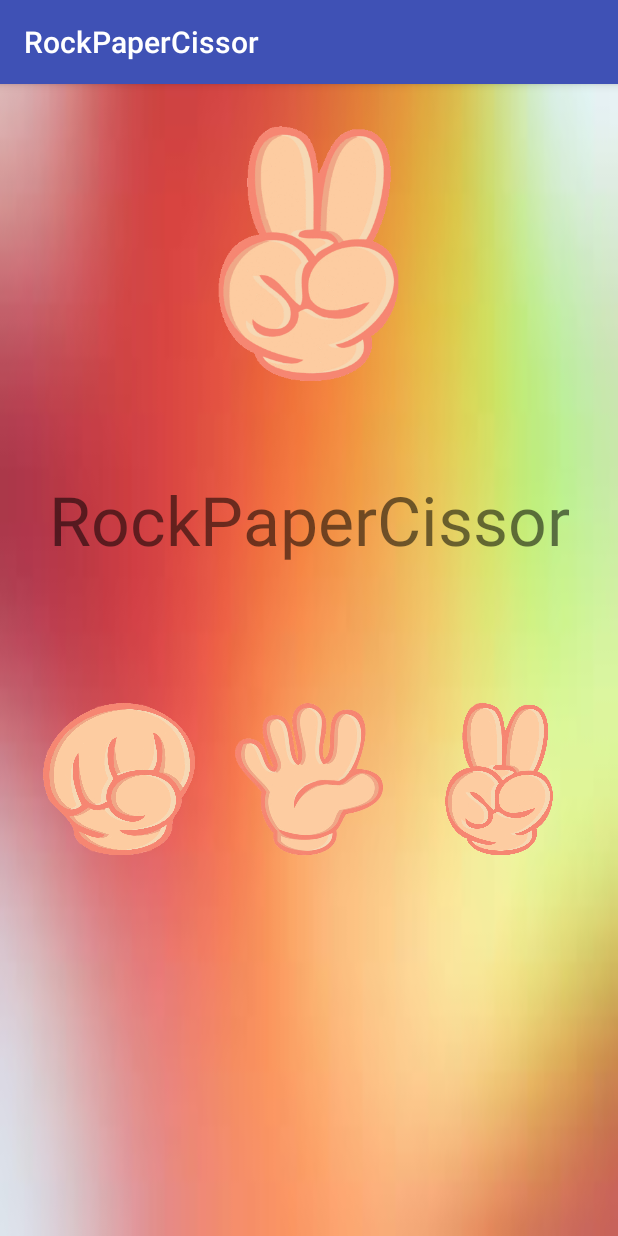
After one commit to ThusharaUC/RockPaperCissor, an Android app: the Play_game screen opened directly, with no data from a screen before it, on a phone screen of 412 x 824 dp. The commit adds this screen. Run offline under Robolectric (Android 15) with nearby library versions, the phone set to English and light mode, and no system bars.

Commit message:
main_screen

```diff
--- a/app/src/main/AndroidManifest.xml
+++ b/app/src/main/AndroidManifest.xml
@@ -18,6 +18,7 @@
                 <category android:name="android.intent.category.LAUNCHER" />
             </intent-filter>
         </activity>
+        <activity android:name=".Play_game"></activity>
     </application>
 
 </manifest>
--- /dev/null
+++ b/app/src/main/java/com/example/thushara/rockpapercissor/Play_game.java
@@ -0,0 +1,13 @@
+package com.example.thushara.rockpapercissor;
+
+import android.support.v7.app.AppCompatActivity;
+import android.os.Bundle;
+
+public class Play_game extends AppCompatActivity {
+
+    @Override
+    protected void onCreate(Bundle savedInstanceState) {
+        super.onCreate(savedInstanceState);
+        setContentView(R.layout.activity_play_game);
+    }
+}
--- /dev/null
+++ b/app/src/main/res/layout/activity_play_game.xml
@@ -0,0 +1,58 @@
+<?xml version="1.0" encoding="utf-8"?>
+<LinearLayout xmlns:android="http://schemas.android.com/apk/res/android"
+    xmlns:app="http://schemas.android.com/apk/res-auto"
+    xmlns:tools="http://schemas.android.com/tools"
+    android:orientation="vertical"
+    android:layout_width="match_parent"
+    android:layout_height="match_parent"
+    android:paddingBottom="@dimen/activity_vertical_margin"
+    android:paddingLeft="@dimen/activity_horizontal_margin"
+    android:paddingRight="@dimen/activity_horizontal_margin"
+    android:paddingTop="@dimen/activity_vertical_margin"
+    app:layout_behavior="@string/appbar_scrolling_view_behavior"
+    tools:context="com.example.thushara.rockpapercissor.MainActivity"
+    android:background="@drawable/screen">
+
+    <ImageView
+        android:layout_width="198dp"
+        android:layout_height="194dp"
+        android:orientation="horizontal"
+        android:layout_gravity="center"
+        android:layout_marginBottom="50dp"
+        android:src="@drawable/gif" />
+    <TextView
+        android:layout_width="match_parent"
+        android:layout_height="88dp"
+        android:layout_marginBottom="50dp"
+        android:textSize="45dp"
+        android:text="@string/app_name"
+        android:textAlignment="center"
+        />
+    <LinearLayout
+        android:layout_width="wrap_content"
+        android:layout_height="wrap_content"
+        android:orientation="horizontal"
+
+        >
+        <ImageView
+            android:layout_width="match_parent"
+            android:layout_height="120dp"
+            android:src="@drawable/rock"
+            android:layout_margin="5dp"
+            android:layout_weight="1"/>
+        <ImageView
+            android:layout_width="match_parent"
+            android:layout_height="120dp"
+            android:src="@drawable/paper"
+            android:layout_margin="5dp"
+            android:layout_weight="1"/>
+        <ImageView
+            android:layout_width="match_parent"
+            android:layout_height="120dp"
+            android:src="@drawable/cissor"
+            android:layout_margin="5dp"
+            android:layout_weight="1"/>
+
+    </LinearLayout>
+
+</LinearLayout>
--- a/app/src/main/res/values/strings.xml
+++ b/app/src/main/res/values/strings.xml
@@ -1,4 +1,5 @@
 <resources>
     <string name="app_name">RockPaperCissor</string>
     <string name="action_settings">Settings</string>
+    <string name="play">Play</string>
 </resources>
```
Also changed, not shown: app/src/main/java/com/example/thushara/rockpapercissor/MainActivity.java (+17 -6 lines), app/src/main/res/layout/activity_main.xml (+1 -13 lines), app/src/main/res/layout/content_main.xml (+43 -4 lines), app/src/main/res/layout/main_screen.xml (added, +49 -0 lines), app/src/main/res/drawable/back.jpg (added), app/src/main/res/drawable/cissor.png (added), app/src/main/res/drawable/exit.png (added), app/src/main/res/drawable/gif.gif (added), app/src/main/res/drawable/head.png (added), app/src/main/res/drawable/name.png (added), app/src/main/res/drawable/paper.png (added), app/src/main/res/drawable/play.png (added), app/src/main/res/drawable/rock.png (added), app/src/main/res/drawable/score.png (added), 1 more files, 2 other files.
